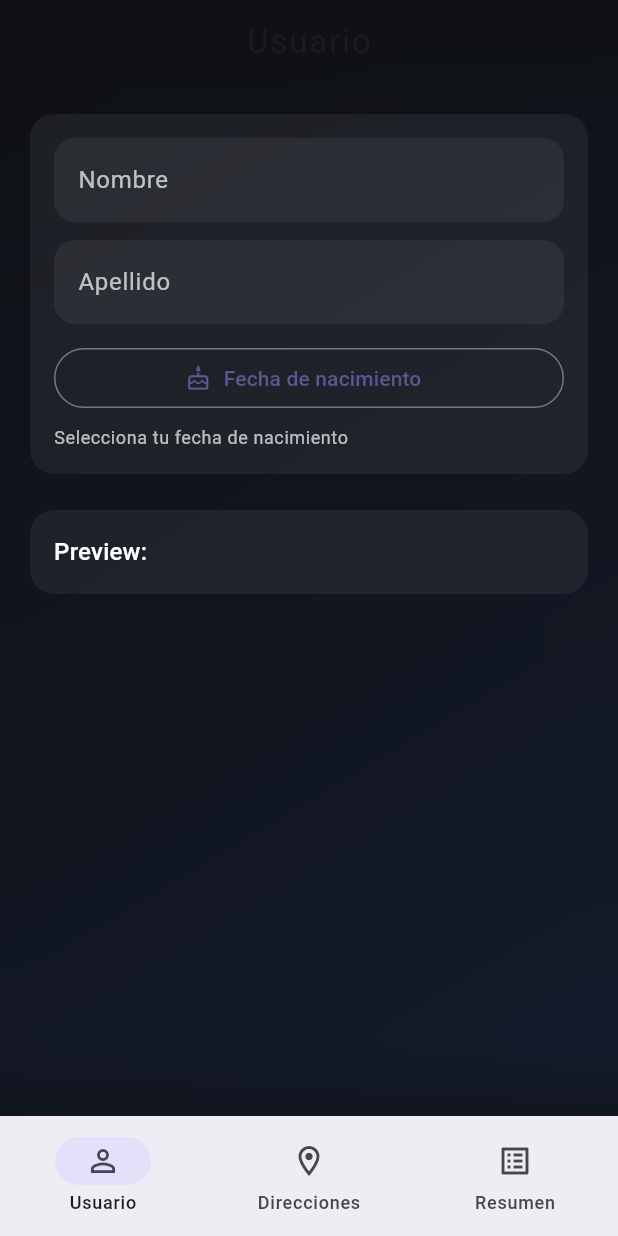
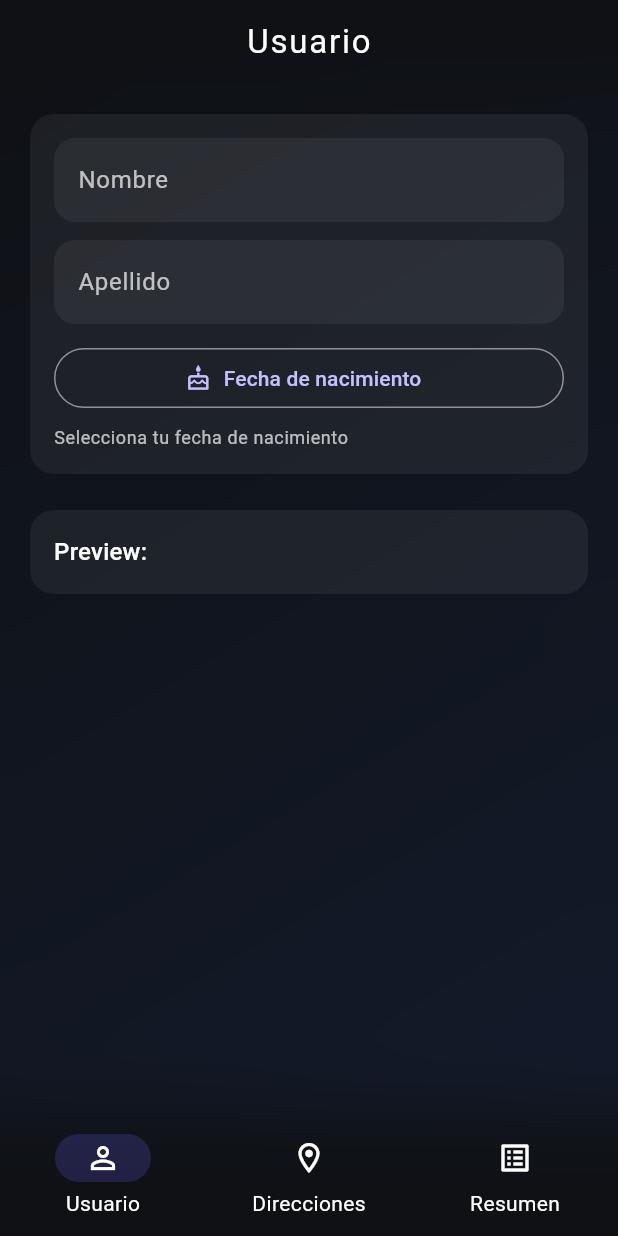
Before and after one commit to ferchin1989/doublevpartners, a Flutter app: the screen it shows after launch, on a phone screen of 412 x 824 dp. Run offline on Flutter 3.47's test engine with Material 3 defaults, Android fonts, the phone set to English and light mode, and no system bars; our stand-ins replace sqflite; accounts and stored records are empty.

Commit message:
arreglo ui textos blancos e implementacion sqllite

```diff
--- a/lib/core/theme/app_theme.dart
+++ b/lib/core/theme/app_theme.dart
@@ -3,13 +3,22 @@ import 'package:flutter/material.dart';
 class AppTheme {
   static ThemeData theme = ThemeData(
     useMaterial3: true,
-    colorScheme: ColorScheme.fromSeed(seedColor: const Color(0xFF6C63FF)),
+    colorScheme: ColorScheme.fromSeed(
+      seedColor: const Color(0xFF6C63FF),
+      brightness: Brightness.dark,
+    ),
     scaffoldBackgroundColor: const Color(0xFF0F1115),
     textTheme: Typography.whiteMountainView,
     appBarTheme: const AppBarTheme(
       backgroundColor: Colors.transparent,
       elevation: 0,
       centerTitle: true,
+      foregroundColor: Colors.white,
+    ),
+    listTileTheme: const ListTileThemeData(
+      textColor: Colors.white,
+      subtitleTextStyle: TextStyle(color: Colors.white70),
+      iconColor: Colors.white,
     ),
     cardTheme: CardThemeData(
       color: Colors.white.withOpacity(0.06),
@@ -21,6 +30,7 @@ class AppTheme {
       fillColor: Colors.white.withOpacity(0.06),
       labelStyle: const TextStyle(color: Colors.white70),
       hintStyle: const TextStyle(color: Colors.white70),
+      floatingLabelStyle: const TextStyle(color: Colors.white),
       border: OutlineInputBorder(
         borderRadius: BorderRadius.circular(14),
         borderSide: BorderSide.none,
@@ -33,6 +43,17 @@ class AppTheme {
         shape: MaterialStatePropertyAll(RoundedRectangleBorder(borderRadius: BorderRadius.circular(12))),
       ),
     ),
+    navigationBarTheme: const NavigationBarThemeData(
+      backgroundColor: Colors.transparent,
+      indicatorColor: Color(0x336C63FF),
+      iconTheme: WidgetStatePropertyAll(IconThemeData(color: Colors.white)),
+      labelTextStyle: WidgetStatePropertyAll(TextStyle(color: Colors.white)),
+    ),
+    textSelectionTheme: const TextSelectionThemeData(
+      cursorColor: Colors.white,
+      selectionColor: Color(0x446C63FF),
+      selectionHandleColor: Colors.white,
+    ),
     visualDensity: VisualDensity.adaptivePlatformDensity,
   );
 }
```
